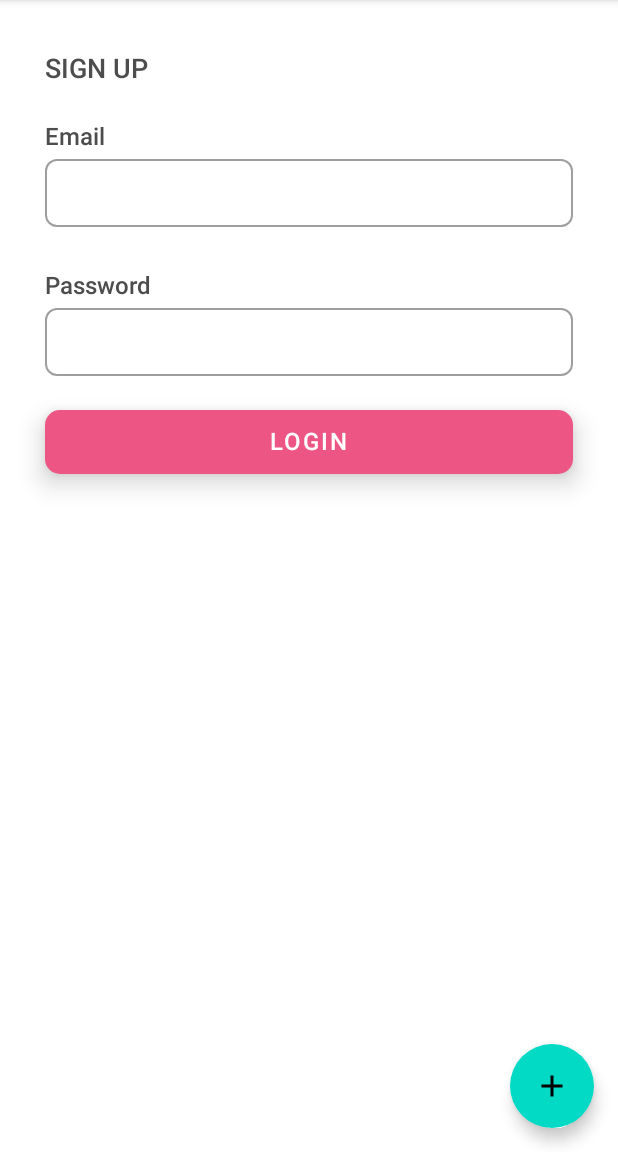
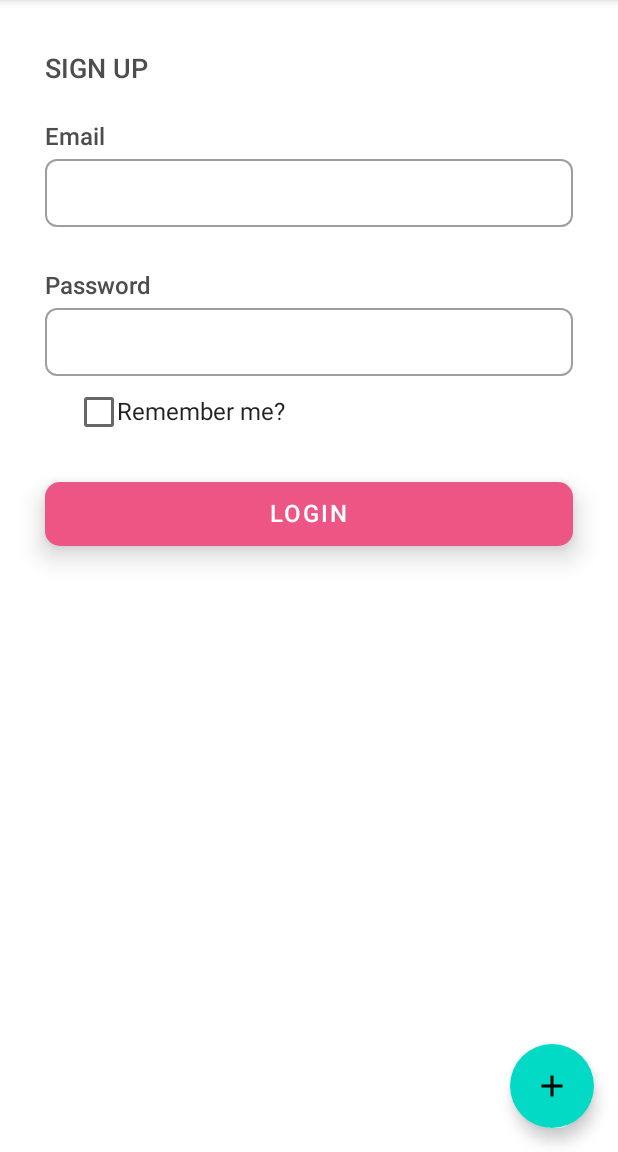
Before and after one commit to Ankit-jailwal/LearningCompose, an Android app built with Jetpack Compose: the screen it shows after launch (MainActivity), on a phone screen of 412 x 824 dp, the part 84-1236 px from its top. Run offline under Robolectric (Android 15) with nearby library versions, the phone set to English and light mode, and no system bars.

Commit message:
Remember me checkbox

```diff
--- a/app/src/main/java/com/example/learncompose/MainActivity.kt
+++ b/app/src/main/java/com/example/learncompose/MainActivity.kt
@@ -20,6 +20,7 @@ import androidx.compose.ui.unit.dp
 import androidx.compose.ui.unit.sp
 import com.example.learncompose.components.DefaultTextField
 import com.example.learncompose.components.LoginButton
+import com.example.learncompose.components.RememberMeButton
 import com.example.learncompose.ui.theme.LearnComposeTheme
 
 class MainActivity : ComponentActivity() {
@@ -163,6 +164,8 @@ fun AuthUI() {
         DefaultTextField(fieldName = "Email", email, 30.dp)
         DefaultTextField(fieldName = "Password", password)
 
+        RememberMeButton(rememberFlag)
+
         LoginButton(email = email, password = password)
     }
 
--- /dev/null
+++ b/app/src/main/java/com/example/learncompose/components/RememberMeButton.kt
@@ -0,0 +1,32 @@
+package com.example.learncompose.components
+import androidx.compose.foundation.layout.Row
+import androidx.compose.foundation.layout.absoluteOffset
+import androidx.compose.foundation.layout.fillMaxWidth
+import androidx.compose.material.*
+import androidx.compose.runtime.Composable
+import androidx.compose.runtime.MutableState
+import androidx.compose.ui.Alignment
+import androidx.compose.ui.Modifier
+import androidx.compose.ui.graphics.Color
+import androidx.compose.ui.unit.dp
+
+@Composable
+fun RememberMeButton(flag: MutableState<Boolean>) {
+
+    Row(
+        modifier = Modifier.fillMaxWidth(),
+        verticalAlignment = Alignment.CenterVertically
+    ) {
+        Checkbox(
+            checked = flag.value,
+            onCheckedChange = {
+                flag.value = !flag.value
+            },
+            colors = CheckboxDefaults.colors(checkedColor = Color(0XFFed5684)),
+            modifier = Modifier.absoluteOffset((12).dp, 0.dp)
+        )
+
+        Text("Remember me?")
+    }
+
+}
```
